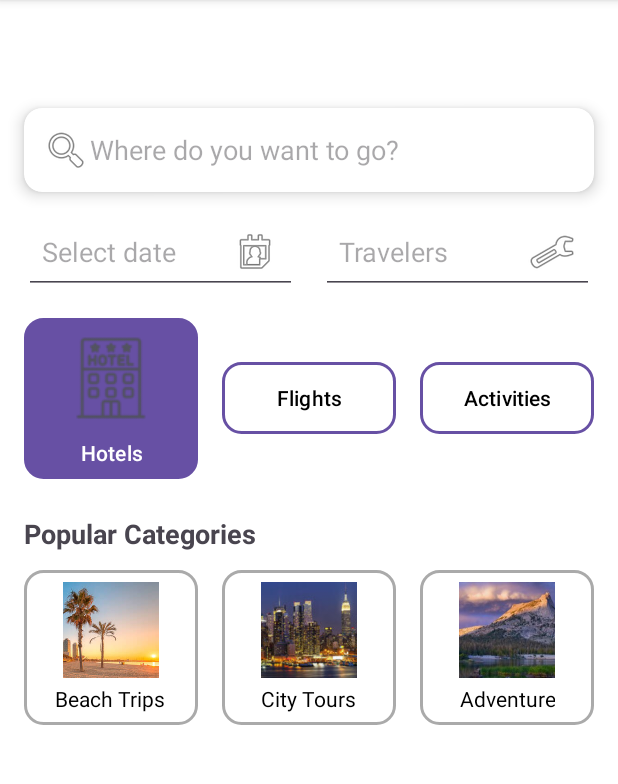
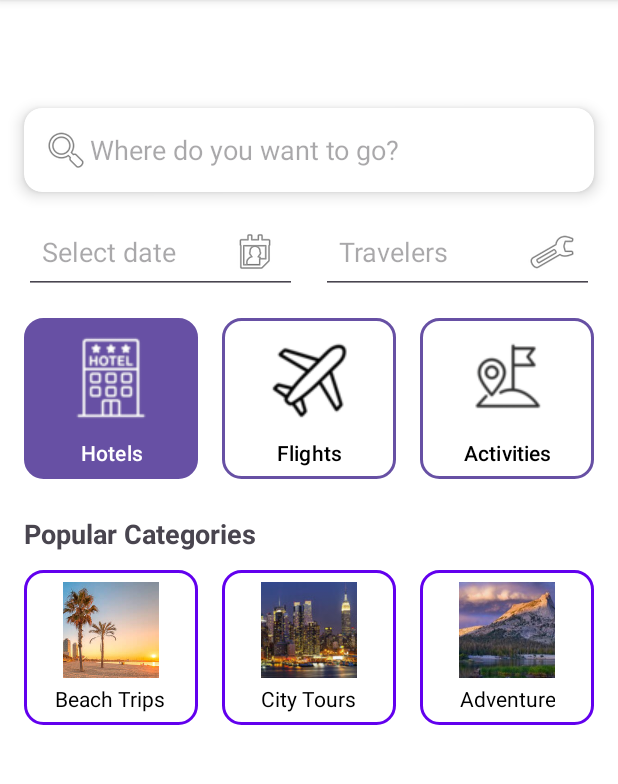
Before and after one commit to FortuneDayZ/TrippyTrips, an Android app: the HomeFragment screen opened through its navigation route, on a phone screen of 412 x 824 dp, the part 96-880 px from its top. Run offline under Robolectric (Android 15) with nearby library versions, the phone set to English and light mode, and no system bars.

Commit message:
Buttons on the Home fixed

```diff
--- a/app/src/main/java/edu/sjsu/android/group4trippytrips/HomeFragment.java
+++ b/app/src/main/java/edu/sjsu/android/group4trippytrips/HomeFragment.java
@@ -11,7 +11,9 @@
 import android.widget.LinearLayout;
 import android.widget.NumberPicker;
 import android.widget.Toast;
+import android.graphics.drawable.Drawable;
 
+import androidx.core.content.ContextCompat;
 import androidx.fragment.app.Fragment;
 
 import java.util.Calendar;
@@ -30,16 +32,13 @@
                              Bundle savedInstanceState) {
         View view = inflater.inflate(R.layout.fragment_home, container, false);
 
-        // Connect buttons
         hotelsButton = view.findViewById(R.id.hotelsButton);
         flightsButton = view.findViewById(R.id.flightsButton);
         activitiesButton = view.findViewById(R.id.activitiesButton);
 
-        // Connect EditTexts
         editTravelers = view.findViewById(R.id.editTravelers);
         editDate = view.findViewById(R.id.editDate);
 
-        // Set button click listeners
         hotelsButton.setOnClickListener(v -> selectCategory(hotelsButton));
         flightsButton.setOnClickListener(v -> selectCategory(flightsButton));
         activitiesButton.setOnClickListener(v -> selectCategory(activitiesButton));
@@ -47,9 +46,8 @@
         editTravelers.setOnClickListener(v -> showTravelerPicker());
         editDate.setOnClickListener(v -> showDatePicker());
 
-        selectCategory(hotelsButton); // Default selection
+        selectCategory(hotelsButton);
 
-        // Connect popular category layouts
         LinearLayout beachTrips = view.findViewById(R.id.beachTripsLayout);
         LinearLayout cityTours = view.findViewById(R.id.cityToursLayout);
         LinearLayout adventure = view.findViewById(R.id.adventureLayout);
@@ -68,10 +66,26 @@
             btn.setSelected(false);
             btn.setTextColor(getResources().getColor(android.R.color.black));
             btn.setBackgroundResource(R.drawable.category_button_selector);
+            btn.setCompoundDrawablesWithIntrinsicBounds(null,
+                    ContextCompat.getDrawable(requireContext(), getIconForButton(btn, false)),
+                    null, null);
         }
 
         selectedButton.setSelected(true);
         selectedButton.setTextColor(getResources().getColor(android.R.color.white));
+        selectedButton.setCompoundDrawablesWithIntrinsicBounds(null,
+                ContextCompat.getDrawable(requireContext(), getIconForButton(selectedButton, true)),
+                null, null);
+    }
+
+    private int getIconForButton(Button button, boolean selected) {
+        if (button.getId() == R.id.hotelsButton) {
+            return selected ? R.drawable.ic_hotel_white : R.drawable.ic_hotel;
+        } else if (button.getId() == R.id.flightsButton) {
+            return selected ? R.drawable.ic_flight_white : R.drawable.ic_flight;
+        } else {
+            return selected ? R.drawable.ic_activity_white : R.drawable.ic_activity;
+        }
     }
 
     private void showTravelerPicker() {
@@ -94,7 +108,7 @@
     private void showDatePicker() {
         final Calendar calendar = Calendar.getInstance();
         int year = calendar.get(Calendar.YEAR);
-        int month = calendar.get(Calendar.MONTH); // 0-based
+        int month = calendar.get(Calendar.MONTH);
         int day = calendar.get(Calendar.DAY_OF_MONTH);
 
         DatePickerDialog datePickerDialog = new DatePickerDialog(requireContext(),
@@ -102,7 +116,6 @@
                     String date = (selectedMonth + 1) + "/" + selectedDay + "/" + selectedYear;
                     editDate.setText(date);
                 }, year, month, day);
-
         datePickerDialog.show();
     }
 }
--- a/app/src/main/res/drawable/category_button_selector.xml
+++ b/app/src/main/res/drawable/category_button_selector.xml
@@ -1,24 +1,24 @@
 <?xml version="1.0" encoding="utf-8"?>
 <selector xmlns:android="http://schemas.android.com/apk/res/android">
-
-    <!-- Selected state -->
+    <!-- Selected -->
     <item android:state_selected="true">
         <shape android:shape="rectangle">
-            <solid android:color="#00C0FF" />
-            <stroke android:width="2dp" android:color="#00C0FF" />
+            <solid android:color="#6200EE" />
+            <stroke android:width="2dp" android:color="#6200EE" />
             <corners android:radius="12dp" />
-            <padding android:left="8dp" android:top="8dp" android:right="8dp" android:bottom="8dp" />
+            <padding android:left="8dp" android:top="8dp"
+                android:right="8dp" android:bottom="8dp" />
         </shape>
     </item>
 
-    <!-- Default (unselected) state -->
+    <!-- Unselected -->
     <item>
         <shape android:shape="rectangle">
             <solid android:color="@android:color/transparent" />
-            <stroke android:width="2dp" android:color="#AAAAAA" />
+            <stroke android:width="2dp" android:color="#6200EE" />
             <corners android:radius="12dp" />
-            <padding android:left="8dp" android:top="8dp" android:right="8dp" android:bottom="8dp" />
+            <padding android:left="8dp" android:top="8dp"
+                android:right="8dp" android:bottom="8dp" />
         </shape>
     </item>
-
 </selector>
```
Also changed, not shown: app/src/main/res/drawable/ic_activity.png (added), app/src/main/res/drawable/ic_activity_white.png (added), app/src/main/res/drawable/ic_flight.png (added), app/src/main/res/drawable/ic_flight_white.png (added), app/src/main/res/drawable/ic_hotel_white.png (added).
